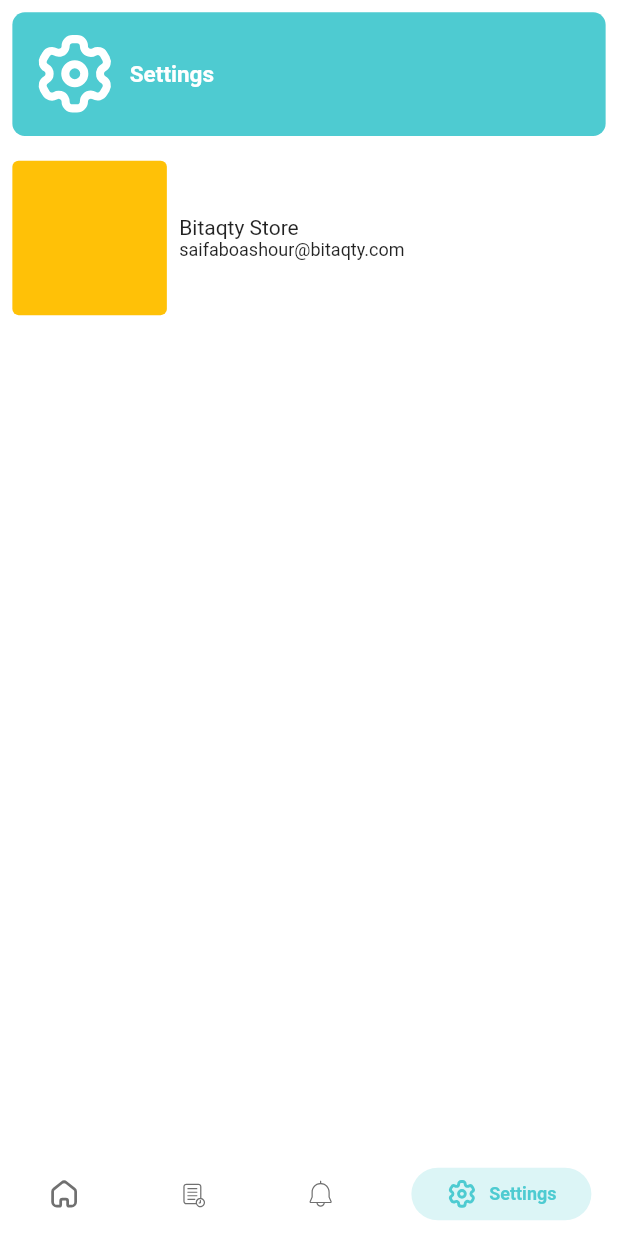
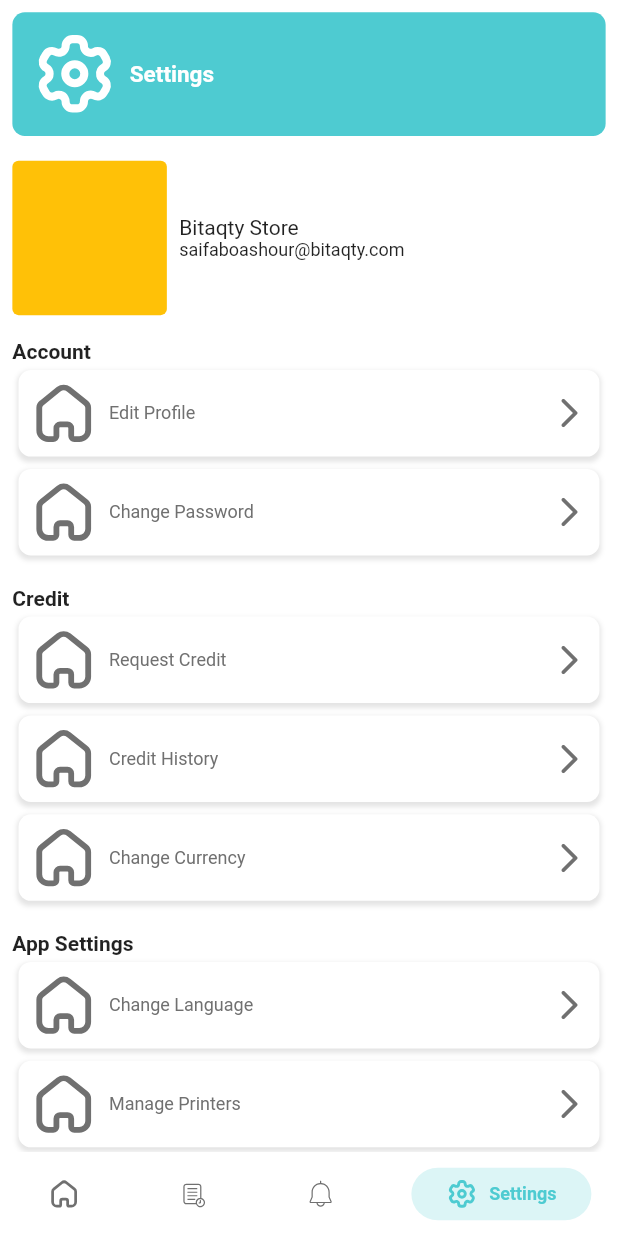
Before and after one commit to saifaboashour/bit, a Flutter app: the MainContainerScreen screen opened directly, item 4 of the bottom bar chosen, on a phone screen of 412 x 824 dp. Run offline on Flutter 3.47's test engine with Material 2 defaults, Android fonts, the phone set to English and light mode, and no system bars; drawn by our look-alikes of persistent_bottom_nav_bar; our stand-ins replace flutter_onboarding_slider, flutter_svg, get, get_storage, otp_text_field, timer_count_down; accounts and stored records are empty; Roboto replaces fonts that are missing (ibm_plex_sans_arabic).

Commit message:
feat: Main Settings Screen Design
- Icons missing

```diff
--- a/mobile_app/cardsproject2/lib/module/settings/settings_screen_view.dart
+++ b/mobile_app/cardsproject2/lib/module/settings/settings_screen_view.dart
@@ -6,6 +6,7 @@ import 'package:get/get.dart';
 import '../../util/images_path.dart';
 import '../../view/custom_header.dart';
 import 'settings_controller.dart';
+import 'view/settings_button.dart';
 
 class SettingsScreen extends StatelessWidget {
   SettingsScreen({
@@ -17,6 +18,7 @@ class SettingsScreen extends StatelessWidget {
   @override
   Widget build(BuildContext context) {
     return SafeArea(
+      child: SingleChildScrollView(
         child: Column(
           children: [
             CustomHeader(
@@ -26,7 +28,13 @@ class SettingsScreen extends StatelessWidget {
               actionIcon: null,
             ),
             buildUserInfoCard(),
+            buildAccountSettingsSection(),
+            buildCreditSettingsSection(),
+            buildAppSettingsSection(),
+            buildHelpSection(),
+            buildLogoutSection(),
           ],
+        ),
       ),
     );
   }
@@ -62,4 +70,136 @@ class SettingsScreen extends StatelessWidget {
       ),
     );
   }
+
+  buildAccountSettingsSection() {
+    return Padding(
+      padding: EdgeInsets.all(Get.width * 0.02),
+      child: Column(
+        crossAxisAlignment: CrossAxisAlignment.start,
+        children: [
+          Text(
+            'Account',
+            style:
+                TextStyles.captionLarge.copyWith(fontWeight: FontWeight.bold),
+          ),
+          SettingsButton(
+            title: 'Edit Profile',
+            icon: ImagePath.home,
+            onTap: () {},
+          ),
+          SettingsButton(
+            title: 'Change Password',
+            icon: ImagePath.home,
+            onTap: () {},
+          ),
+        ],
+      ),
+    );
   }
+
+  buildCreditSettingsSection() {
+    return Padding(
+      padding: EdgeInsets.all(Get.width * 0.02),
+      child: Column(
+        crossAxisAlignment: CrossAxisAlignment.start,
+        children: [
+          Text(
+            'Credit',
+            style:
+                TextStyles.captionLarge.copyWith(fontWeight: FontWeight.bold),
+          ),
+          SettingsButton(
+            title: 'Request Credit',
+            icon: ImagePath.home,
+            onTap: () {},
+          ),
+          SettingsButton(
+            title: 'Credit History',
+            icon: ImagePath.home,
+            onTap: () {},
+          ),
+          SettingsButton(
+            title: 'Change Currency',
+            icon: ImagePath.home,
+            onTap: () {},
+          ),
+        ],
+      ),
+    );
+  }
+
+  buildAppSettingsSection() {
+    return Padding(
+      padding: EdgeInsets.all(Get.width * 0.02),
+      child: Column(
+        crossAxisAlignment: CrossAxisAlignment.start,
+        children: [
+          Text(
+            'App Settings',
+            style:
+                TextStyles.captionLarge.copyWith(fontWeight: FontWeight.bold),
+          ),
+          SettingsButton(
+            title: 'Change Language',
+            icon: ImagePath.home,
+            onTap: () {},
+          ),
+          SettingsButton(
+            title: 'Manage Printers',
+            icon: ImagePath.home,
+            onTap: () {},
+          ),
+        ],
+      ),
+    );
+  }
+
+  buildHelpSection() {
+    return Padding(
+      padding: EdgeInsets.all(Get.width * 0.02),
+      child: Column(
+        crossAxisAlignment: CrossAxisAlignment.start,
+        children: [
+          Text(
+            'Help',
+            style:
+                TextStyles.captionLarge.copyWith(fontWeight: FontWeight.bold),
+          ),
+          SettingsButton(
+            title: 'Support',
+            icon: ImagePath.home,
+            onTap: () {},
+          ),
+          SettingsButton(
+            title: 'Privacy Policy',
+            icon: ImagePath.home,
+            onTap: () {},
+          ),
+          SettingsButton(
+            title: 'Terms & Conditions',
+            icon: ImagePath.home,
+            onTap: () {},
+          ),
+        ],
+      ),
+    );
+  }
+
+  buildLogoutSection() {
+    return Padding(
+      padding: EdgeInsets.all(Get.width * 0.02),
+      child: Column(
+        crossAxisAlignment: CrossAxisAlignment.start,
+        children: [
+          CommonWidgets().buildVerticalSpace(space: 0.06),
+          SettingsButton(
+            title: 'logout',
+            icon: ImagePath.home,
+            onTap: () {},
+          ),
+          CommonWidgets().buildVerticalSpace(space: 0.02),
+        ],
+      ),
+    );
+  }
+}
--- /dev/null
+++ b/mobile_app/cardsproject2/lib/module/settings/view/settings_button.dart
@@ -0,0 +1,68 @@
+import 'package:flutter/material.dart';
+import 'package:flutter_svg/flutter_svg.dart';
+import 'package:get/get.dart';
+
+import '../../../util/app_colors.dart';
+import '../../../util/common_widgets.dart';
+import '../../../util/text_styles.dart';
+
+class SettingsButton extends StatelessWidget {
+  const SettingsButton({
+    super.key,
+    required this.title,
+    required this.icon,
+    required this.onTap,
+  });
+
+  final String icon;
+  final String title;
+  final Function() onTap;
+
+  @override
+  Widget build(BuildContext context) {
+    return Padding(
+      padding: EdgeInsets.all(Get.width * 0.01),
+      child: InkWell(
+        onTap: onTap,
+        child: Container(
+          width: Get.width,
+          decoration: BoxDecoration(
+            color: AppColors.white,
+            borderRadius: BorderRadius.circular(Get.width * 0.02),
+            boxShadow: [
+              BoxShadow(
+                color: AppColors.ligthGrey.withOpacity(0.4),
+                spreadRadius: 1,
+                blurRadius: 2,
+                offset: const Offset(0, 2),
+              ),
+            ],
+          ),
+          child: Padding(
+            padding: EdgeInsets.all(Get.width * 0.02),
+            child: Row(
+              children: [
+                SvgPicture.asset(
+                  icon,
+                  height: Get.height * 0.05,
+                  color: AppColors.darkGrey,
+                ),
+                CommonWidgets().buildHorizontalSpace(space: 0.02),
+                Text(
+                  title,
+                  style: TextStyles.captionSmall
+                      .copyWith(color: AppColors.darkGrey),
+                ),
+                const Spacer(),
+                const Icon(
+                  Icons.arrow_forward_ios_rounded,
+                  color: AppColors.darkGrey,
+                ),
+              ],
+            ),
+          ),
+        ),
+      ),
+    );
+  }
+}
```
Lines whose indentation alone changed are shown as unchanged.
